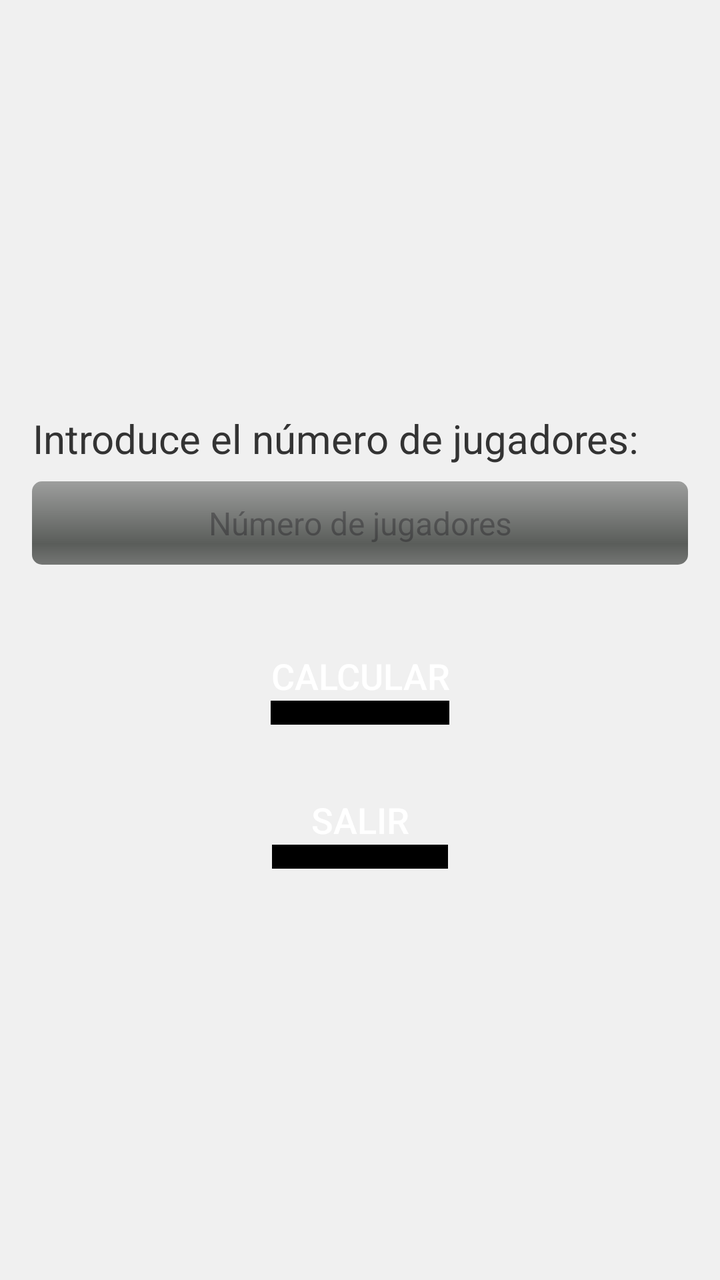
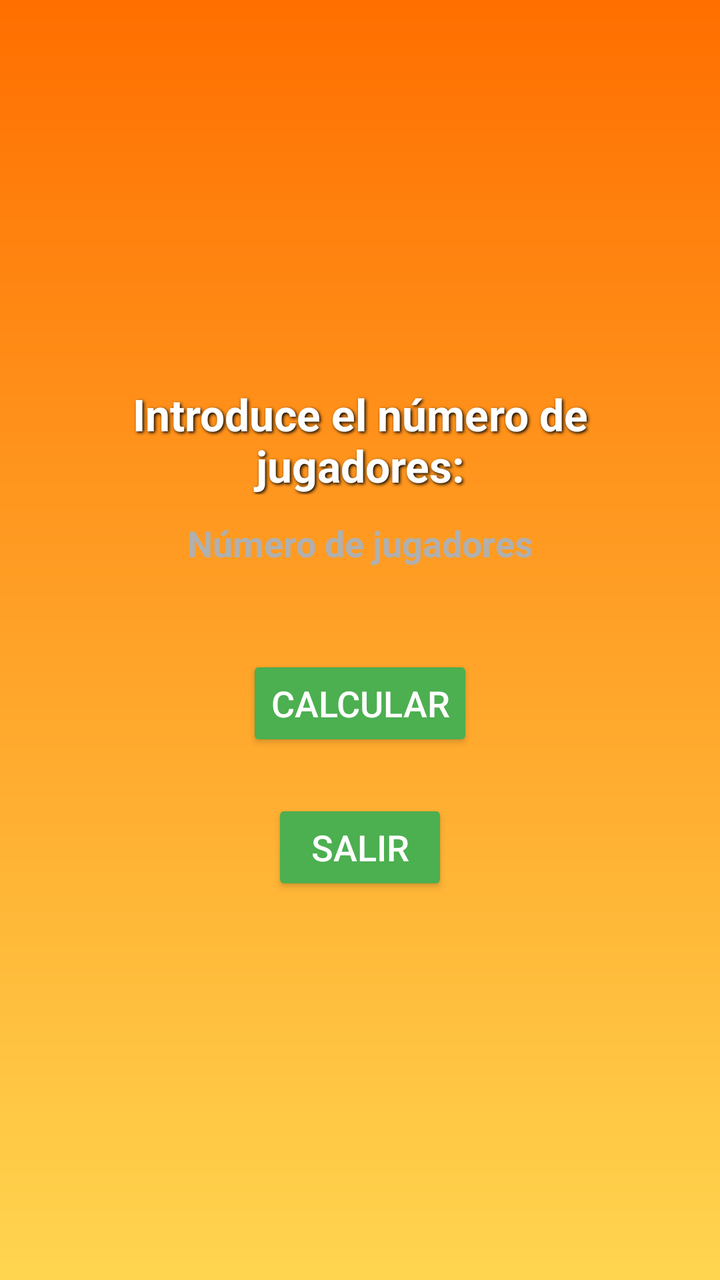

Screens rendered from an Android XML layout before and after an edit, with the pre-edit source and the edit as a unified diff.
<!-- AndroidManifest.xml: application theme Theme.APPPetanca -->
<!-- res/layout/activity_main.xml -->
<?xml version="1.0" encoding="utf-8"?>
<LinearLayout xmlns:android="http://schemas.android.com/apk/res/android"
    android:layout_width="match_parent"
    android:layout_height="match_parent"
    android:orientation="vertical"
    android:padding="16dp"
    android:background="#f0f0f0"
    android:gravity="center_vertical">

    
    <TextView
        android:id="@+id/instruction"
        android:layout_width="wrap_content"
        android:layout_height="wrap_content"
        android:text="Introduce el número de jugadores:"
        android:textSize="20sp"
        android:textColor="#333333"
        android:layout_marginBottom="8dp"
        android:gravity="center"/>

    

    
    <EditText
        android:id="@+id/playerCountEditText"
        android:layout_width="match_parent"
        android:layout_height="wrap_content"
        android:layout_marginBottom="16dp"
        android:background="@android:drawable/progress_horizontal"
        android:gravity="center"
        android:hint="Número de jugadores"
        android:inputType="number"
        android:padding="10dp"
        android:textColor="#FFFFFF"
        android:textSize="16sp" />

    <Button
        android:id="@+id/calculateButton"
        android:layout_width="wrap_content"
        android:layout_height="wrap_content"
        android:text="Calcular"
        android:textSize="18sp"
        android:textColor="#ffffff"
        android:layout_marginTop="16dp"
        android:layout_gravity="center"
        android:background="@android:drawable/dark_header"/>

    
    <TextView
        android:id="@+id/dupletTextView"
        android:layout_width="wrap_content"
        android:layout_height="wrap_content"
        android:text="Dupletas: "
        android:textSize="18sp"
        android:textColor="#333333"
        android:layout_marginTop="24dp"
        android:visibility="gone"
        android:gravity="center"/>

    
    <TextView
        android:id="@+id/tripletTextView"
        android:layout_width="wrap_content"
        android:layout_height="wrap_content"
        android:text="Tripletas: "
        android:textSize="18sp"
        android:textColor="#333333"
        android:layout_marginTop="8dp"
        android:visibility="gone"
        android:gravity="center"/>

    
    <Button
        android:id="@+id/agreeButton"
        android:layout_width="wrap_content"
        android:layout_height="wrap_content"
        android:text="De acuerdo"
        android:textSize="18sp"
        android:textColor="#ffffff"
        android:layout_marginTop="24dp"
        android:layout_gravity="center"
        android:background="@android:drawable/screen_background_light_transparent"
        android:visibility="gone"/>

    
    <Button
        android:id="@+id/exitButton"
        android:layout_width="wrap_content"
        android:layout_height="wrap_content"
        android:layout_gravity="center"
        android:layout_marginTop="24dp"
        android:background="@android:drawable/dark_header"
        android:text="Salir"
        android:textColor="#ffffff"
        android:textSize="18sp" />

</LinearLayout>
<!-- resources referenced by this layout -->
<resources>
  <style name="Theme.APPPetanca" parent="Base.Theme.APPPetanca" />
  <style name="Base.Theme.APPPetanca" parent="Theme.Material3.DayNight.NoActionBar">
          
          
      </style>
</resources>

<!-- the commit's change to res/layout/activity_main.xml (unified diff, before → after) -->
@@ -4,7 +4,7 @@
     android:layout_height="match_parent"
     android:orientation="vertical"
     android:padding="16dp"
-    android:background="#f0f0f0"
+    android:background="@drawable/background_gradient"
     android:gravity="center_vertical">
 
     
@@ -13,10 +13,16 @@
         android:layout_width="wrap_content"
         android:layout_height="wrap_content"
         android:text="Introduce el número de jugadores:"
-        android:textSize="20sp"
-        android:textColor="#333333"
-        android:layout_marginBottom="8dp"
+        android:textSize="22sp"
+        android:textColor="#FFFFFF"
+        android:textStyle="bold"
+        android:shadowColor="#000000"
+        android:shadowDx="2"
+        android:shadowDy="2"
+        android:shadowRadius="4"
         android:gravity="center"/>
+
+
 
     
 
@@ -26,13 +32,20 @@
         android:layout_width="match_parent"
         android:layout_height="wrap_content"
         android:layout_marginBottom="16dp"
-        android:background="@android:drawable/progress_horizontal"
+        android:background="@null"
         android:gravity="center"
         android:hint="Número de jugadores"
         android:inputType="number"
-        android:padding="10dp"
+        android:padding="12dp"
         android:textColor="#FFFFFF"
-        android:textSize="16sp" />
+        android:textSize="18sp"
+        android:textColorHint="#B0B0B0"
+        android:elevation="4dp"
+        android:textStyle="bold"
+        android:drawablePadding="10dp" />
+
+
+
 
     <Button
         android:id="@+id/calculateButton"
@@ -43,7 +56,7 @@
         android:textColor="#ffffff"
         android:layout_marginTop="16dp"
         android:layout_gravity="center"
-        android:background="@android:drawable/dark_header"/>
+        android:backgroundTint="#4CAF50"/>
 
     
     <TextView
@@ -79,7 +92,7 @@
         android:textColor="#ffffff"
         android:layout_marginTop="24dp"
         android:layout_gravity="center"
-        android:background="@android:drawable/screen_background_light_transparent"
+        android:backgroundTint="#4CAF50"
         android:visibility="gone"/>
 
     
@@ -89,7 +102,7 @@
         android:layout_height="wrap_content"
         android:layout_gravity="center"
         android:layout_marginTop="24dp"
-        android:background="@android:drawable/dark_header"
+        android:backgroundTint="#4CAF50"
         android:text="Salir"
         android:textColor="#ffffff"
         android:textSize="18sp" />
<!-- resource entries referenced after the edit -->
@@ -1,5 +1,9 @@
 <!-- resources referenced by this layout -->
 <resources>
+  <!-- drawable background_gradient (drawable) -->
+  <shape xmlns:android="http://schemas.android.com/apk/res/android">
+      <gradient android:startColor="#FFD54F" android:endColor="#FF6F00" android:angle="90"/>
+  </shape>
   <style name="Theme.APPPetanca" parent="Base.Theme.APPPetanca" />
   <style name="Base.Theme.APPPetanca" parent="Theme.Material3.DayNight.NoActionBar">
           
